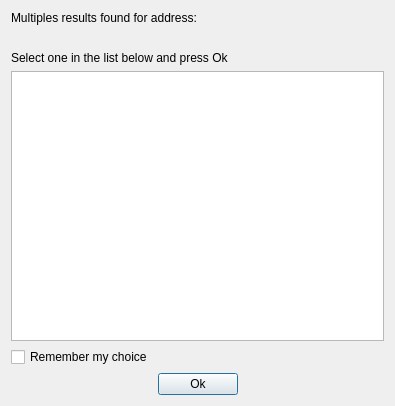
Before: the Qt Designer form plugins/view/GeographicView/AddressSelectionDialog.ui in Tulip-Dev/tulip, drawn with Qt 5.
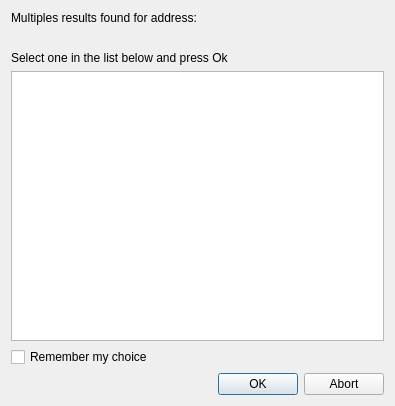
After: the same form once the commit is applied.

Commit message: rework Geo location by address: avoid blocking of AddressSelectionDialog input + allow Geo location process abortion (no cancellation)

Diff of the .ui file:
```diff
--- a/plugins/view/GeographicView/AddressSelectionDialog.ui
+++ b/plugins/view/GeographicView/AddressSelectionDialog.ui
@@ -51,38 +51,12 @@
    <item>
     <layout class="QHBoxLayout" name="horizontalLayout">
      <item>
-      <spacer name="horizontalSpacer_2">
-       <property name="orientation">
-        <enum>Qt::Horizontal</enum>
-       </property>
-       <property name="sizeHint" stdset="0">
-        <size>
-         <width>40</width>
-         <height>20</height>
-        </size>
-       </property>
-      </spacer>
-     </item>
-     <item>
-      <widget class="QPushButton" name="okButton">
-       <property name="text">
-        <string>Ok</string>
+      <widget class="QDialogButtonBox" name="buttonBox">
+       <property name="standardButtons">
+        <set>QDialogButtonBox::Abort|QDialogButtonBox::Ok</set>
        </property>
       </widget>
      </item>
-     <item>
-      <spacer name="horizontalSpacer">
-       <property name="orientation">
-        <enum>Qt::Horizontal</enum>
-       </property>
-       <property name="sizeHint" stdset="0">
-        <size>
-         <width>40</width>
-         <height>20</height>
-        </size>
-       </property>
-      </spacer>
-     </item>
     </layout>
    </item>
   </layout>
```
Left out of the diff: 35 changed lines with no effect on the pictures. The commit also changes 3 other files.
